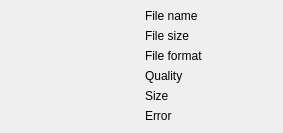
Qt form src/imageinfowidget.ui (TripleWhy/longscroll-qt) before a commit.
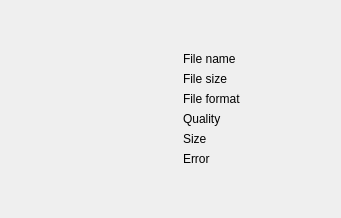
The same form after that commit. Custom widgets are drawn as their Qt base class.

Commit message: Re-layouted imageinfowidget

Patch:
```diff
--- a/src/imageinfowidget.ui
+++ b/src/imageinfowidget.ui
@@ -24,8 +24,8 @@
    <rect>
     <x>0</x>
     <y>0</y>
-    <width>283</width>
-    <height>133</height>
+    <width>341</width>
+    <height>218</height>
    </rect>
   </property>
   <property name="windowTitle">
@@ -45,9 +45,23 @@
     <number>0</number>
    </property>
    <item>
-    <widget class="LONGSCROLLQT_NAMESPACE::ImageWidget" name="imageWidget"/>
+    <widget class="LONGSCROLLQT_NAMESPACE::ImageWidget" name="imageWidget">
+     <property name="sizePolicy">
+      <sizepolicy hsizetype="Ignored" vsizetype="Ignored">
+       <horstretch>0</horstretch>
+       <verstretch>0</verstretch>
+      </sizepolicy>
+     </property>
+    </widget>
    </item>
    <item>
+    <widget class="QWidget" name="infoWidget" native="true">
+     <property name="sizePolicy">
+      <sizepolicy hsizetype="Ignored" vsizetype="Ignored">
+       <horstretch>0</horstretch>
+       <verstretch>0</verstretch>
+      </sizepolicy>
+     </property>
     <layout class="QVBoxLayout" name="verticalLayout">
      <item>
       <spacer name="verticalSpacer_2">
@@ -136,6 +150,7 @@
       </spacer>
      </item>
     </layout>
+    </widget>
    </item>
   </layout>
  </widget>
```
Lines whose indentation alone changed are shown as unchanged.
